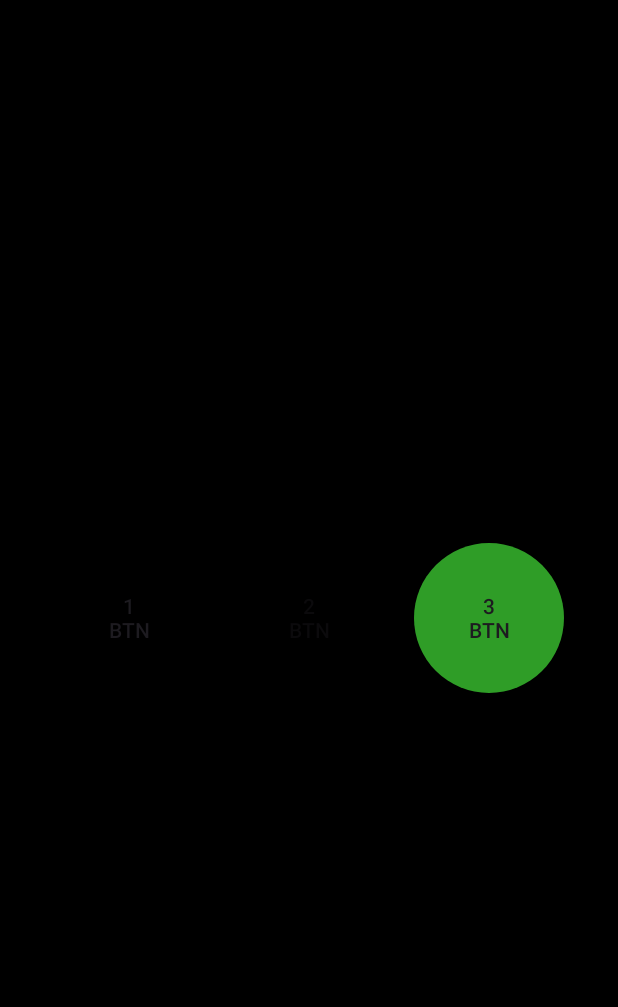
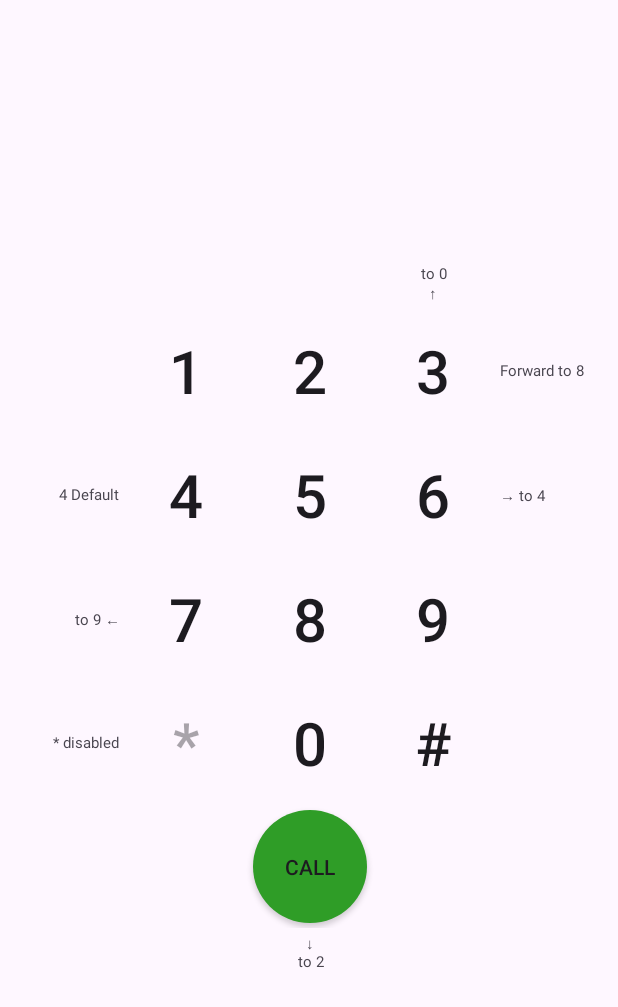
Before and after one commit to Dal-Pi/AndroidFocusPlayground, an Android app: the screen it shows after launch (MainActivity), on a phone screen of 412 x 824 dp. Shown: the top 1007 px of the screen. Run offline under Robolectric (Android 15) with nearby library versions, the phone set to English and light mode, and no system bars.

Commit message:
construct manual focused dial

```diff
--- a/app/src/main/res/layout/activity_main.xml
+++ b/app/src/main/res/layout/activity_main.xml
@@ -5,38 +5,167 @@
     android:id="@+id/main"
     android:layout_width="match_parent"
     android:layout_height="match_parent"
-    android:background="@color/black"
     tools:context=".MainActivity">
+
     <LinearLayout
-        android:layout_width="match_parent"
-        android:layout_height="wrap_content"
-        android:orientation="horizontal"
+        android:layout_width="0dp"
+        android:layout_height="0dp"
+        android:orientation="vertical"
         android:gravity="center"
         app:layout_constraintBottom_toBottomOf="parent"
         app:layout_constraintEnd_toEndOf="parent"
         app:layout_constraintStart_toStartOf="parent"
-        app:layout_constraintTop_toTopOf="parent">
+        app:layout_constraintTop_toTopOf="parent"
+        app:layout_constraintDimensionRatio="5:7">
 
+        <LinearLayout
+            style="@style/layout_row">
+            <Space
+                style="@style/view_base" />
+            <Space
+                style="@style/view_base" />
+            <Space
+                style="@style/view_base" />
+            <androidx.appcompat.widget.AppCompatTextView
+                style="@style/text_desc"
+                android:gravity="bottom|center_horizontal"
+                android:text="to 0\n\u2191" />
+            <Space
+                style="@style/view_base" />
+        </LinearLayout>
+
+        <LinearLayout
+            style="@style/layout_row">
+            <Space
+                style="@style/view_base" />
             <androidx.appcompat.widget.AppCompatButton
-            style="@style/button"
+                style="@style/button_number"
                 android:id="@+id/btn_1"
-            android:text="1\nbtn"
-            android:background="@drawable/selector_button_number"
-            />
+                android:text="1" />
+            <androidx.appcompat.widget.AppCompatButton
+                style="@style/button_number"
+                android:id="@+id/btn_2"
+                android:text="2" />
+            <androidx.appcompat.widget.AppCompatButton
+                style="@style/button_number"
+                android:id="@+id/btn_3"
+                android:nextFocusUp="@id/btn_0"
+                android:nextFocusForward="@id/btn_8"
+                android:text="3" />
+            <androidx.appcompat.widget.AppCompatTextView
+                style="@style/text_desc"
+                android:gravity="start|center_vertical"
+                android:text="Forward to 8" />
+        </LinearLayout>
 
+        <LinearLayout
+            style="@style/layout_row">
+            <androidx.appcompat.widget.AppCompatTextView
+                style="@style/text_desc"
+                android:gravity="end|center_vertical"
+                android:text="4 Default" />
             <androidx.appcompat.widget.AppCompatButton
-            style="@style/button"
-            android:text="2\nbtn"
+                style="@style/button_number"
+                android:id="@+id/btn_4"
+                android:focusedByDefault="true"
+                android:text="4" />
+            <androidx.appcompat.widget.AppCompatButton
+                style="@style/button_number"
+                android:id="@+id/btn_5"
+                android:text="5" />
+            <androidx.appcompat.widget.AppCompatButton
+                style="@style/button_number"
+                android:id="@+id/btn_6"
+                android:nextFocusRight="@id/btn_4"
+                android:text="6" />
+            <androidx.appcompat.widget.AppCompatTextView
+                style="@style/text_desc"
+                android:gravity="start|center_vertical"
+                android:text="\u2192 to 4" />
+        </LinearLayout>
+
+        <LinearLayout
+            style="@style/layout_row">
+            <androidx.appcompat.widget.AppCompatTextView
+                style="@style/text_desc"
+                android:gravity="end|center_vertical"
+                android:text="to 9 \u2190" />
+            <androidx.appcompat.widget.AppCompatButton
+                style="@style/button_number"
+                android:id="@+id/btn_7"
+                android:nextFocusLeft="@id/btn_9"
+                android:text="7" />
+            <androidx.appcompat.widget.AppCompatButton
+                style="@style/button_number"
+                android:id="@+id/btn_8"
+                android:text="8" />
+            <androidx.appcompat.widget.AppCompatButton
+                style="@style/button_number"
+                android:id="@+id/btn_9"
+                android:text="9" />
+            <Space
+                style="@style/view_base" />
+        </LinearLayout>
+
+        <LinearLayout
+            style="@style/layout_row">
+            <androidx.appcompat.widget.AppCompatTextView
+                style="@style/text_desc"
+                android:gravity="end|center_vertical"
+                android:text="* disabled" />
+            <androidx.appcompat.widget.AppCompatButton
+                style="@style/button_number"
+                android:id="@+id/btn_astro"
                 android:enabled="false"
-            android:background="@drawable/selector_button_number"
-            />
+                android:text="*" />
+            <androidx.appcompat.widget.AppCompatButton
+                style="@style/button_number"
+                android:id="@+id/btn_0"
+                android:text="0" />
+            <androidx.appcompat.widget.AppCompatButton
+                style="@style/button_number"
+                android:id="@+id/btn_sharp"
+                android:text="#" />
+            <Space
+                style="@style/view_base" />
+        </LinearLayout>
 
+        <LinearLayout
+            style="@style/layout_row">
+
+            <Space
+                style="@style/view_base" />
+            <Space
+                style="@style/view_base" />
             <androidx.appcompat.widget.AppCompatButton
-            style="@style/button"
-            android:text="3\nbtn"
+                style="@style/view_base"
+                android:text="Call"
                 android:background="@drawable/selector_button_call"
-            android:nextFocusRight="@id/btn_1"
-            />
+                android:nextFocusDown="@id/btn_2"
+                android:elevation="0dp" />
+            <Space
+                style="@style/view_base" />
+            <Space
+                style="@style/view_base" />
+        </LinearLayout>
+
+        <LinearLayout
+            style="@style/layout_row">
+            <Space
+                style="@style/view_base" />
+            <Space
+                style="@style/view_base" />
+            <androidx.appcompat.widget.AppCompatTextView
+                style="@style/text_desc"
+                android:gravity="top|center_horizontal"
+                android:text="\u2193\nto 2" />
+            <Space
+                style="@style/view_base" />
+            <Space
+                style="@style/view_base" />
+        </LinearLayout>
+
+
     </LinearLayout>
 
 
--- a/app/src/main/res/values/dimens.xml
+++ b/app/src/main/res/values/dimens.xml
@@ -2,8 +2,8 @@
 <resources>
     <dimen name="button_width">100dp</dimen>
     <dimen name="button_height">100dp</dimen>
-    <dimen name="button_margin">10dp</dimen>
-
+    <dimen name="button_margin">3dp</dimen>
+    <dimen name="button_elevation">2dp</dimen>
     <dimen name="button_focus_border_size">5dp</dimen>
 
 </resources>
--- a/app/src/main/res/values/styles.xml
+++ b/app/src/main/res/values/styles.xml
@@ -1,11 +1,31 @@
 <?xml version="1.0" encoding="utf-8"?>
 <resources>
-    <style name="button">
-        <item name="android:layout_height">@dimen/button_height</item>
-        <item name="android:layout_width">@dimen/button_width</item>
+    <style name="view_base">
+        <item name="android:layout_height">match_parent</item>
+        <item name="android:layout_width">match_parent</item>
+        <item name="android:layout_weight">1</item>
         <item name="android:padding">0dp</item>
         <item name="android:layout_margin">@dimen/button_margin</item>
         <item name="android:gravity">center</item>
     </style>
 
+    <style name="button_number" parent="@style/view_base">
+        <item name="android:background">@drawable/selector_button_number</item>
+        <item name="android:textSize">40sp</item>
+    </style>
+
+    <style name="text_desc" parent="@style/view_base">
+        <item name="android:textSize">10sp</item>
+    </style>
+
+    <style name="layout_row">
+        <item name="android:layout_height">match_parent</item>
+        <item name="android:layout_width">match_parent</item>
+        <item name="android:layout_weight">1</item>
+        <item name="android:orientation">horizontal</item>
+        <item name="android:padding">0dp</item>
+        <item name="android:gravity">center</item>
+        <item name="android:elevation">@dimen/button_elevation</item>
+    </style>
+
 </resources>
```
Lines whose indentation alone changed are shown as unchanged.
